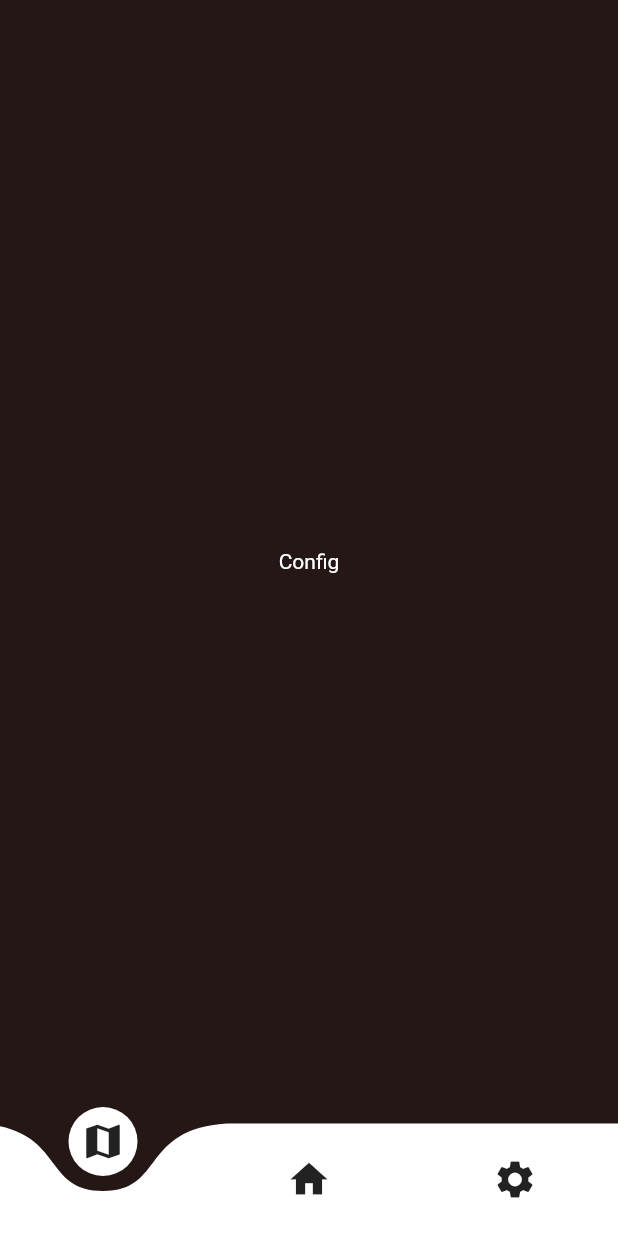
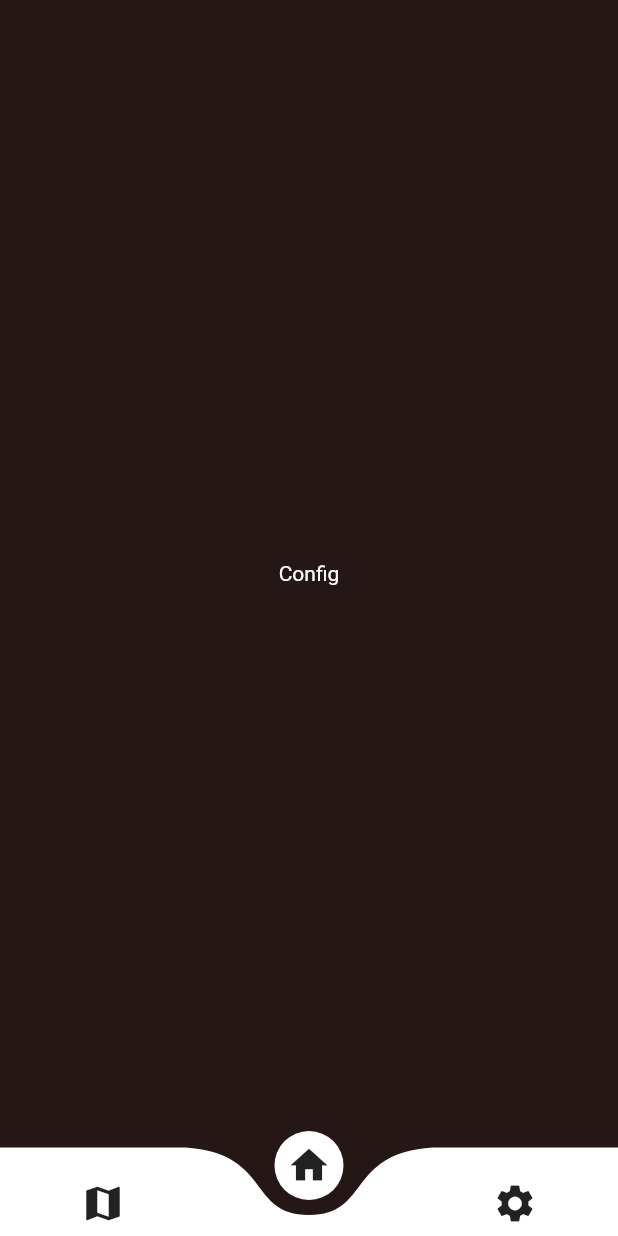
Before and after one commit to MarcelALng/near_me_2021, a Flutter app: the screen it shows after launch, swiped to page 3, on a phone screen of 412 x 824 dp. Run offline on Flutter 3.47's test engine with Material 2 defaults, Android fonts, the phone set to English and light mode, and no system bars; drawn by our look-alikes of curved_navigation_bar; our stand-ins replace google_fonts.

```diff
--- a/lib/contents/map_content.dart
+++ b/lib/contents/map_content.dart
@@ -9,7 +9,7 @@ class MapContent extends StatelessWidget {
       alignment: Alignment.center,
       child: Text(
         "Map",
-        style: TextStyle(color: Colors.white),
+        style: TextStyle(color: Colors.white, fontSize: 60),
       ),
     );
   }
--- a/lib/home_screen.dart
+++ b/lib/home_screen.dart
@@ -6,10 +6,14 @@ import 'contents/map_content.dart';
 import 'package:curved_navigation_bar/curved_navigation_bar.dart';
 
 class HomeScreen extends StatelessWidget {
+  final PageController _pageController = PageController(initialPage: 1);
   @override
   Widget build(BuildContext context) {
+    int _page = 1;
     return Scaffold(
       bottomNavigationBar: CurvedNavigationBar(
+        height: 59.0,
+        index: _page,
         backgroundColor: Colors.transparent,
         items: <Widget>[
           Icon(Icons.map, size: 30.0),
@@ -17,10 +21,10 @@ class HomeScreen extends StatelessWidget {
           Icon(Icons.settings, size: 30.0),
         ],
       ),
-      body: PageView(children: <Widget>[
-        HomeContent(),
-        MapContent(),
-        ConfigContent(),
+      body: PageView(controller: _pageController, children: <Widget>[
+        MapContent(), // index 0
+        HomeContent(), // index 1
+        ConfigContent(), // index 2
       ]),
     );
   }
```
Also changed, not shown: 1 other file.
